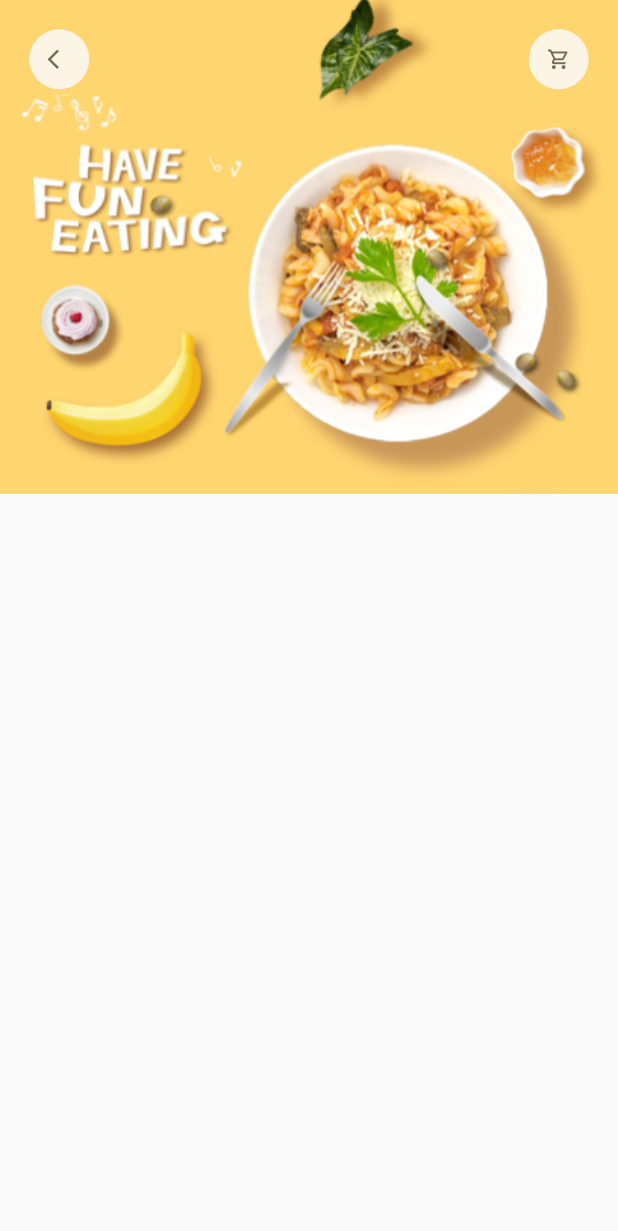
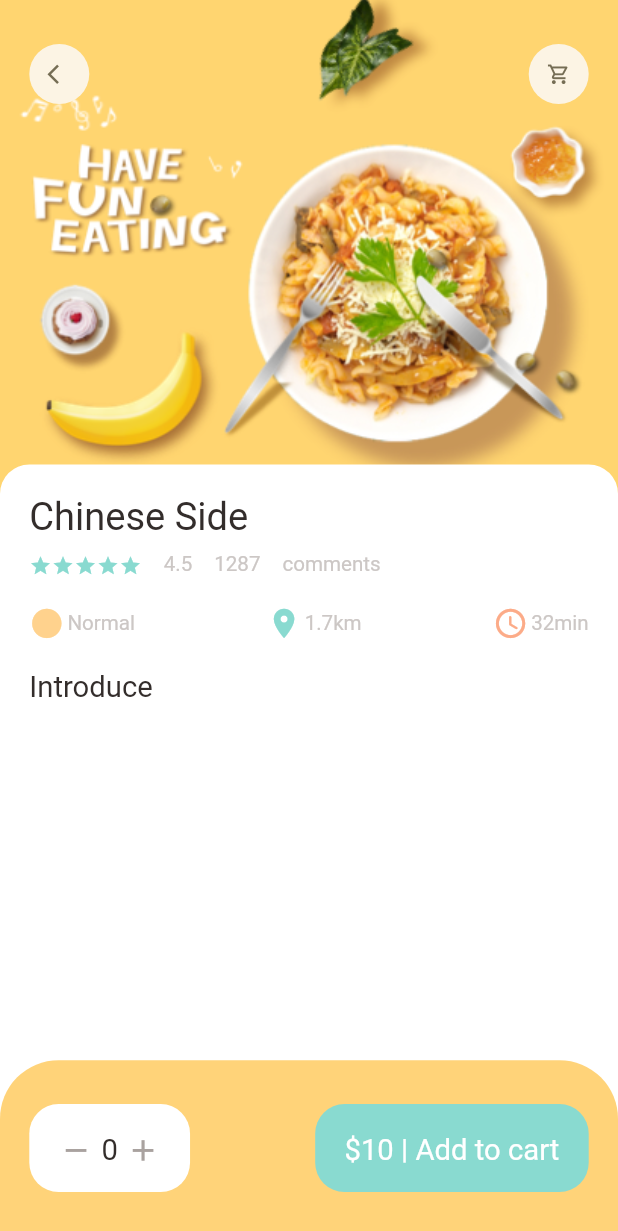
Before and after one commit to Johnosezele/food_delivery, a Flutter app: the screen it shows after launch, on a phone screen of 412 x 824 dp. Shown: the top 1231 px of the screen. Run offline on Flutter 3.47's test engine with Material 2 defaults, Android fonts, the phone set to English and light mode, and no system bars; our stand-ins replace dots_indicator, get.

Commit message:
added bottom navigation bar in popular_food_detail.dart

```diff
--- a/lib/pages/food/popular_food_detail.dart
+++ b/lib/pages/food/popular_food_detail.dart
@@ -2,7 +2,12 @@ import 'package:flutter/cupertino.dart';
 import 'package:flutter/material.dart';
 import 'package:food_delivery/utils/dimensions.dart';
 
+import '../../utils/colors.dart';
+import '../../widgets/app_column.dart';
 import '../../widgets/app_icon.dart';
+import '../../widgets/big_text.dart';
+import '../../widgets/icon_and_text_widget.dart';
+import '../../widgets/small_text.dart';
 
 class PopularFoodDetails extends StatelessWidget {
   const PopularFoodDetails({Key? key}) : super(key: key);
@@ -10,6 +15,7 @@ class PopularFoodDetails extends StatelessWidget {
   @override
   Widget build(BuildContext context) {
     return Scaffold(
+      backgroundColor: Colors.white,
       body: Stack(
         children: [
           //food pic
@@ -26,7 +32,7 @@ class PopularFoodDetails extends StatelessWidget {
               )),
           //nav back & cart icon
           Positioned(
-            top: Dimensions.height20,
+            top: Dimensions.height30,
             left: Dimensions.width20,
             right: Dimensions.width20,
             child: Row(
@@ -36,8 +42,76 @@ class PopularFoodDetails extends StatelessWidget {
                 AppIcon(icon: Icons.shopping_cart_outlined)
               ],
             ),
+          ),
+          //food details
+          Positioned(
+            left: 0,
+              right: 0,
+              bottom: 0,
+              top: Dimensions.popularFoodImageSize-20,
+              child: Container(
+                padding: EdgeInsets.only(
+                    left: Dimensions.width20, right: Dimensions.width20, top: Dimensions.height20),
+                decoration: BoxDecoration(
+                  borderRadius: BorderRadius.only(
+                    topLeft: Radius.circular(Dimensions.radius20),
+                    topRight: Radius.circular(Dimensions.radius20)
+                  ),
+                  color: Colors.white
+                ),
+                  child: Column(
+                    crossAxisAlignment: CrossAxisAlignment.start,
+                    children: [
+                      AppColumn(text: "Chinese Side"),
+                      SizedBox(height: Dimensions.height20,),
+                      BigText(text: "Introduce")
+                    ],
+                  ),
+              )),
+        ],
+      ),
+      //bottom navigation bar
+      bottomNavigationBar: Container(
+        height: Dimensions.bottomHeightBar,
+        padding: EdgeInsets.only(top: Dimensions.height30, bottom: Dimensions.height30, left: Dimensions.width20, right: Dimensions.width20),
+        decoration: BoxDecoration(
+          color: AppColors.yellowColor,
+          borderRadius: BorderRadius.only(
+            topRight: Radius.circular(Dimensions.radius20*2),
+            topLeft: Radius.circular(Dimensions.radius20*2)
           )
-        ],
+        ),
+        child: Row(
+          mainAxisAlignment: MainAxisAlignment.spaceBetween,
+          children: [
+            //add items to cart widget
+            Container(
+              padding: EdgeInsets.only(top: Dimensions.height20, bottom: Dimensions.height20, right: Dimensions.width20, left: Dimensions.width20),
+              decoration: BoxDecoration(
+                borderRadius: BorderRadius.circular(Dimensions.radius20),
+                color: Colors.white
+              ),
+              child: Row(
+                children: [
+                  Icon(Icons.remove,size: Dimensions.iconSize24, color: AppColors.signColor,),
+                  SizedBox(width: Dimensions.width10/2,),
+                  BigText(text: "0"),
+                  SizedBox(width: Dimensions.width10/2,),
+                  Icon(Icons.add,size: Dimensions.iconSize24, color: AppColors.signColor,)
+                ],
+              ),
+            ),
+            //amount widget
+            Container(
+              padding: EdgeInsets.only(top: Dimensions.height20, bottom: Dimensions.height20, right: Dimensions.width20, left: Dimensions.width20),
+              decoration: BoxDecoration(
+                borderRadius: BorderRadius.circular(Dimensions.radius20),
+                color: AppColors.mainColor
+              ),
+              child: BigText(text: "\$10 | Add to cart", color: Colors.white,),
+            )
+          ],
+        ),
       ),
     );
   }
--- a/lib/pages/home/food_page_body.dart
+++ b/lib/pages/home/food_page_body.dart
@@ -6,6 +6,8 @@ import 'package:food_delivery/utils/dimensions.dart';
 import 'package:food_delivery/widgets/big_text.dart';
 import 'package:food_delivery/widgets/icon_and_text_widget.dart';
 import 'package:food_delivery/widgets/small_text.dart';
+
+import '../../widgets/app_column.dart';
 
 class FoodPageBody extends StatefulWidget {
   const FoodPageBody({Key? key}) : super(key: key);
@@ -231,54 +233,7 @@ class _FoodPageBodyState extends State<FoodPageBody> {
                         top: Dimensions.height15,
                         left: Dimensions.width15,
                         right: Dimensions.width15),
-                    child: Column(
-                      crossAxisAlignment: CrossAxisAlignment.start,
-                      children: [
-                        BigText(text: "Chinese side"),
-                        SizedBox(
-                          height: Dimensions.height10,
-                        ),
-                        //rating widget
-                        Row(
-                          mainAxisAlignment: MainAxisAlignment.spaceBetween,
-                          children: [
-                            Wrap(
-                              children: List.generate(
-                                  5,
-                                  (index) => Icon(
-                                        Icons.star,
-                                        color: AppColors.mainColor,
-                                        size: 15,
-                                      )),
-                            ),
-                            SmallText(text: "4.5"),
-                            SmallText(text: "1287"),
-                            SmallText(text: "comments"),
-                          ],
-                        ),
-                        SizedBox(
-                          height: Dimensions.height20,
-                        ),
-                        //other info's about food
-                        Row(
-                          mainAxisAlignment: MainAxisAlignment.spaceBetween,
-                          children: [
-                            IconAndTextWidget(
-                                icon: Icons.circle_sharp,
-                                text: "Normal",
-                                iconColor: AppColors.iconColor1),
-                            IconAndTextWidget(
-                                icon: Icons.location_on,
-                                text: "1.7km",
-                                iconColor: AppColors.mainColor),
-                            IconAndTextWidget(
-                                icon: Icons.access_time_rounded,
-                                text: "32min",
-                                iconColor: AppColors.iconColor2),
-                          ],
-                        )
-                      ],
-                    )),
+                    child: AppColumn(text: "Chinese Side",)),
               ),
             ),
           ],
--- a/lib/utils/dimensions.dart
+++ b/lib/utils/dimensions.dart
@@ -25,9 +25,10 @@ class Dimensions {
   static double width30 = screenHeight / 28.13; //844/30
   static double width45 = screenHeight / 18.76; //844/45
 
-//height of text
+//font size
   static double font20 = screenHeight / 42.2; //844/20 for bigtext
   static double font12 = screenHeight / 60; //844/13 for smalltext
+  static double font26 = screenHeight / 32.46;
 
 //radius of sides
   static double radius15 = screenHeight / 56.27; //844/15
@@ -47,4 +48,7 @@ class Dimensions {
 
 //popular food section
   static double popularFoodImageSize = screenHeight / 2.5;
+
+  //bottom height
+static double bottomHeightBar = screenHeight/7.03; //844/120
 }
--- /dev/null
+++ b/lib/widgets/app_column.dart
@@ -0,0 +1,68 @@
+import 'package:flutter/cupertino.dart';
+import 'package:flutter/material.dart';
+import 'package:food_delivery/widgets/small_text.dart';
+
+import '../utils/colors.dart';
+import '../utils/dimensions.dart';
+import 'big_text.dart';
+import 'icon_and_text_widget.dart';
+
+class AppColumn extends StatelessWidget {
+  final String text;
+  const AppColumn({Key? key, required this.text}) : super(key: key);
+
+  @override
+  Widget build(BuildContext context) {
+    return Column(
+    crossAxisAlignment: CrossAxisAlignment.start,
+    children: [
+    BigText(text: text, size: Dimensions.font26),
+    SizedBox(
+    height: Dimensions.height10,
+    ),
+    //rating widget
+    Row(
+    //mainAxisAlignment: MainAxisAlignment.spaceBetween,
+    children: [
+    Wrap(
+    children: List.generate(
+    5,
+    (index) => Icon(
+    Icons.star,
+    color: AppColors.mainColor,
+    size: 15,
+    )),
+    ),
+    SizedBox(width: Dimensions.width15,),
+    SmallText(text: "4.5"),
+      SizedBox(width: Dimensions.width15,),
+    SmallText(text: "1287"),
+      SizedBox(width: Dimensions.width15,),
+    SmallText(text: "comments"),
+    ],
+    ),
+    SizedBox(
+    height: Dimensions.height20,
+    ),
+    //other info's about food
+    Row(
+    mainAxisAlignment: MainAxisAlignment.spaceBetween,
+    children: [
+    IconAndTextWidget(
+    icon: Icons.circle_sharp,
+    text: "Normal",
+    iconColor: AppColors.iconColor1),
+    IconAndTextWidget(
+    icon: Icons.location_on,
+    text: "1.7km",
+    iconColor: AppColors.mainColor),
+    IconAndTextWidget(
+    icon: Icons.access_time_rounded,
+    text: "32min",
+    iconColor: AppColors.iconColor2),
+    ],
+    )
+    ],
+    );
+  }
+}
```
